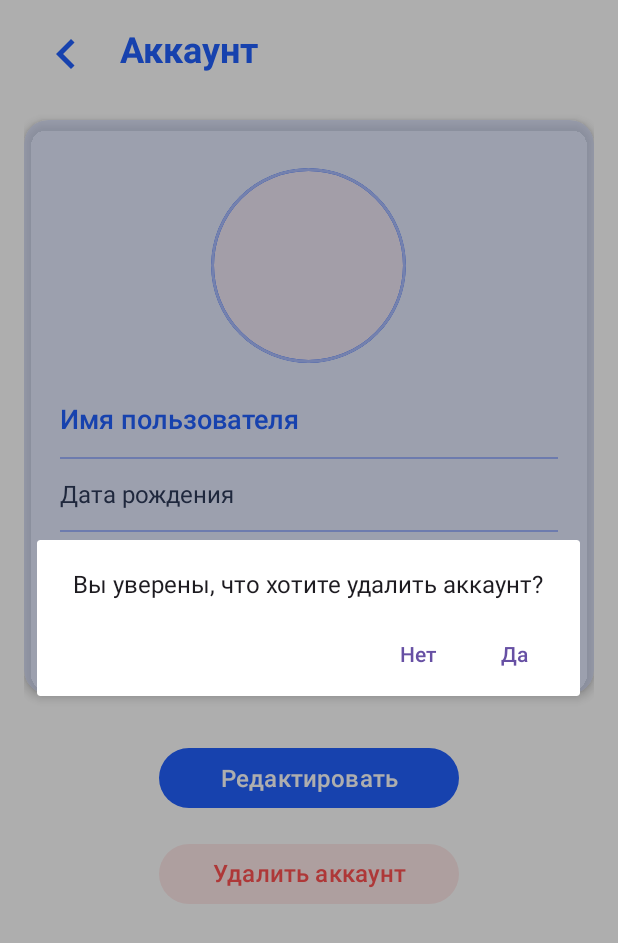
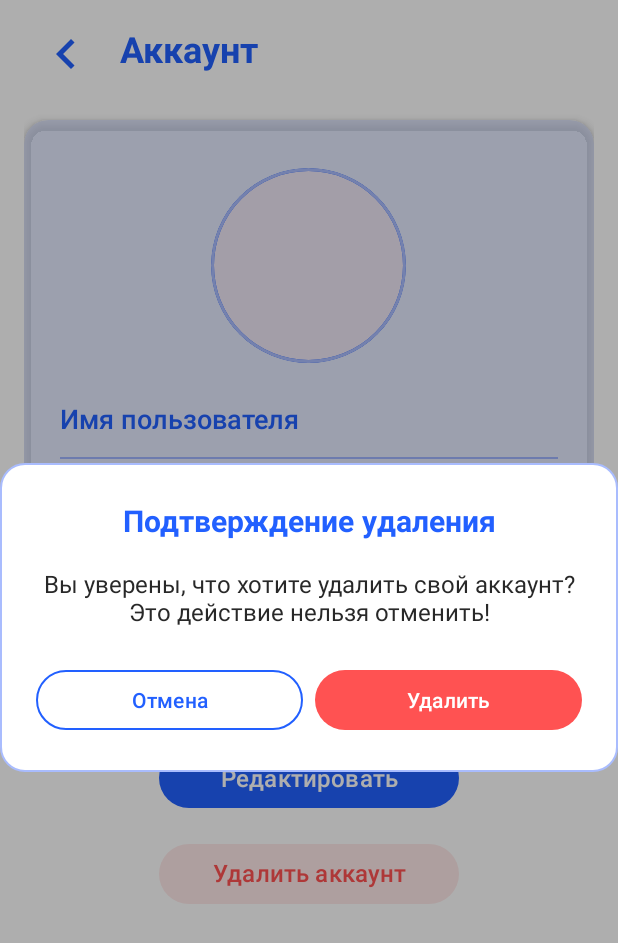
Before and after one commit to cherrra/Application, an Android app: the DetailsActivity screen opened directly, with no data from a screen before it, after a tap on "Удалить аккаунт", on a phone screen of 412 x 824 dp. Shown: the top 943 px of the screen. Run offline under Robolectric (Android 15) with nearby library versions, the phone set to English and light mode, and no system bars; pictures from the network do not load; 3 statements that could not run were skipped.

Commit message:
upd: dialog window

```diff
--- a/app/src/main/java/com/example/application/ui/view/DetailsActivity.java
+++ b/app/src/main/java/com/example/application/ui/view/DetailsActivity.java
@@ -5,9 +5,11 @@ import android.graphics.drawable.Drawable;
 import android.os.Bundle;
 import android.util.Log;
 import android.view.MotionEvent;
+import android.view.View;
 import android.widget.Button;
 import android.widget.ImageView;
 import android.widget.TextView;
+import android.widget.Toast;
 
 import androidx.annotation.Nullable;
 import androidx.appcompat.app.AlertDialog;
@@ -86,15 +88,40 @@ public class DetailsActivity extends AppCompatActivity {
             startActivity(intent);
         });
 
-        deleteAccountButton.setOnClickListener(v -> {
-            new AlertDialog.Builder(DetailsActivity.this)
-                    .setMessage("Вы уверены, что хотите удалить аккаунт?")
-                    .setPositiveButton("Да", (dialog, which) -> deleteAccount())
-                    .setNegativeButton("Нет", null)
-                    .show();
-        });
+//        deleteAccountButton.setOnClickListener(v -> {
+//            new AlertDialog.Builder(DetailsActivity.this)
+//                    .setMessage("Вы уверены, что хотите удалить аккаунт?")
+//                    .setPositiveButton("Да", (dialog, which) -> deleteAccount())
+//                    .setNegativeButton("Нет", null)
+//                    .show();
+//        });
+        deleteAccountButton.setOnClickListener(v -> showDeleteAccountDialog());
     }
 
+    private void showDeleteAccountDialog() {
+        // Создаем кастомное диалоговое окно
+        View dialogView = getLayoutInflater().inflate(R.layout.dialog_delete_account, null);
+
+        AlertDialog dialog = new AlertDialog.Builder(this)
+                .setView(dialogView)
+                .setCancelable(true)
+                .create();
+
+        // Делаем прозрачный фон для скругленных углов
+        dialog.getWindow().setBackgroundDrawableResource(android.R.color.transparent);
+
+        Button cancelButton = dialogView.findViewById(R.id.cancelButton);
+        Button confirmButton = dialogView.findViewById(R.id.confirmButton);
+
+        cancelButton.setOnClickListener(v -> dialog.dismiss());
+
+        confirmButton.setOnClickListener(v -> {
+            deleteAccount();
+            dialog.dismiss();
+        });
+
+        dialog.show();
+    }
     private void fetchUserDetails() {
         try {
             String token = new EncryptedSharedPrefs(this).getAccessToken();
@@ -189,28 +216,47 @@ public class DetailsActivity extends AppCompatActivity {
                 ApiClient.getInstance().deleteAccount(token, new Callback() {
                     @Override
                     public void onFailure(Call call, IOException e) {
+                        runOnUiThread(() -> {
+                            Toast.makeText(DetailsActivity.this,
+                                    "Ошибка сети при удалении аккаунта",
+                                    Toast.LENGTH_SHORT).show();
+                        });
                         Log.e("DetailsActivity", "Ошибка удаления аккаунта: " + e.getMessage());
                     }
 
                     @Override
                     public void onResponse(Call call, Response response) throws IOException {
-                        if (response.isSuccessful()) {
-                            runOnUiThread(() -> {
+                        runOnUiThread(() -> {
+                            if (response.isSuccessful()) {
+                                try {
+                                    new EncryptedSharedPrefs(DetailsActivity.this).clearTokens();
+                                } catch (Exception e) {
+                                    Log.e("DetailsActivity", "Ошибка очистки токенов: " + e.getMessage());
+                                }
                                 Intent intent = new Intent(DetailsActivity.this, MainActivity.class);
                                 intent.setFlags(Intent.FLAG_ACTIVITY_NEW_TASK | Intent.FLAG_ACTIVITY_CLEAR_TASK);
                                 startActivity(intent);
-                            });
-                        } else {
-                            Log.e("DetailsActivity", "Ошибка сервера при удалении аккаунта: " + response.code());
-                        }
+                                Toast.makeText(DetailsActivity.this,
+                                        "Аккаунт успешно удален",
+                                        Toast.LENGTH_SHORT).show();
+                            } else {
+                                Toast.makeText(DetailsActivity.this,
+                                        "Ошибка сервера: " + response.code(),
+                                        Toast.LENGTH_SHORT).show();
+                                Log.e("DetailsActivity",
+                                        "Ошибка сервера при удалении аккаунта: " + response.code());
+                            }
+                        });
                     }
                 });
             }
         } catch (Exception e) {
             Log.e("DetailsActivity", "Ошибка при удалении аккаунта: " + e.getMessage());
+            Toast.makeText(this,
+                    "Ошибка при удалении аккаунта",
+                    Toast.LENGTH_SHORT).show();
         }
     }
-
     private void setupButtonAnimation(Button button) {
         button.setOnTouchListener((v, event) -> {
             switch (event.getAction()) {
--- /dev/null
+++ b/app/src/main/res/drawable/dialog_background.xml
@@ -0,0 +1,9 @@
+<?xml version="1.0" encoding="utf-8"?>
+<shape xmlns:android="http://schemas.android.com/apk/res/android"
+    android:shape="rectangle">
+    <corners android:radius="16dp" />
+    <solid android:color="@android:color/white" />
+    <stroke
+        android:width="1dp"
+        android:color="#A9BCFE" />
+</shape>
--- /dev/null
+++ b/app/src/main/res/layout/dialog_delete_account.xml
@@ -0,0 +1,60 @@
+<?xml version="1.0" encoding="utf-8"?>
+<LinearLayout xmlns:android="http://schemas.android.com/apk/res/android"
+    xmlns:app="http://schemas.android.com/apk/res-auto"
+    android:layout_width="300dp"
+    android:layout_height="wrap_content"
+    android:orientation="vertical"
+    android:background="@drawable/dialog_background"
+    android:padding="24dp">
+
+    <TextView
+        android:layout_width="match_parent"
+        android:layout_height="wrap_content"
+        android:text="Подтверждение удаления"
+        android:textColor="#2260FF"
+        android:textSize="20sp"
+        android:fontFamily="@font/nunitosans_bold"
+        android:gravity="center"
+        android:layout_marginBottom="16dp"/>
+
+    <TextView
+        android:layout_width="match_parent"
+        android:layout_height="wrap_content"
+        android:text="Вы уверены, что хотите удалить свой аккаунт? Это действие нельзя отменить!"
+        android:textColor="#282828"
+        android:textSize="16sp"
+        android:gravity="center"
+        android:layout_marginBottom="24dp"/>
+
+    <LinearLayout
+        android:layout_width="match_parent"
+        android:layout_height="wrap_content"
+        android:orientation="horizontal"
+        android:gravity="center">
+
+        <Button
+            android:id="@+id/cancelButton"
+            android:layout_width="0dp"
+            android:layout_height="48dp"
+            android:layout_weight="1"
+            android:layout_marginEnd="8dp"
+            android:text="Отмена"
+            android:textColor="#2260FF"
+            android:fontFamily="@font/nunitosans_semibold"
+            app:cornerRadius="24dp"
+            app:strokeColor="#2260FF"
+            app:strokeWidth="1dp"
+            app:backgroundTint="@android:color/transparent"/>
+
+        <Button
+            android:id="@+id/confirmButton"
+            android:layout_width="0dp"
+            android:layout_height="48dp"
+            android:layout_weight="1"
+            android:text="Удалить"
+            android:textColor="@color/white"
+            android:fontFamily="@font/nunitosans_semibold"
+            app:backgroundTint="#FF5252"
+            app:cornerRadius="24dp"/>
+    </LinearLayout>
+</LinearLayout>
```
Also changed, not shown: app/src/main/java/com/example/application/ui/view/AccountActivity.java (+33 -6 lines), app/src/main/java/com/example/application/ui/view/GarageActivity.java (+30 -5 lines), app/src/main/java/com/example/application/ui/view/OrdersActivity.java (+30 -4 lines), app/src/main/res/layout/dialog_cancel_order.xml (added, +60 -0 lines), app/src/main/res/layout/dialog_delete_car.xml (added, +60 -0 lines), app/src/main/res/layout/dialog_logout.xml (added, +60 -0 lines), app/src/main/res/values/styles.xml (added, +7 -0 lines).
